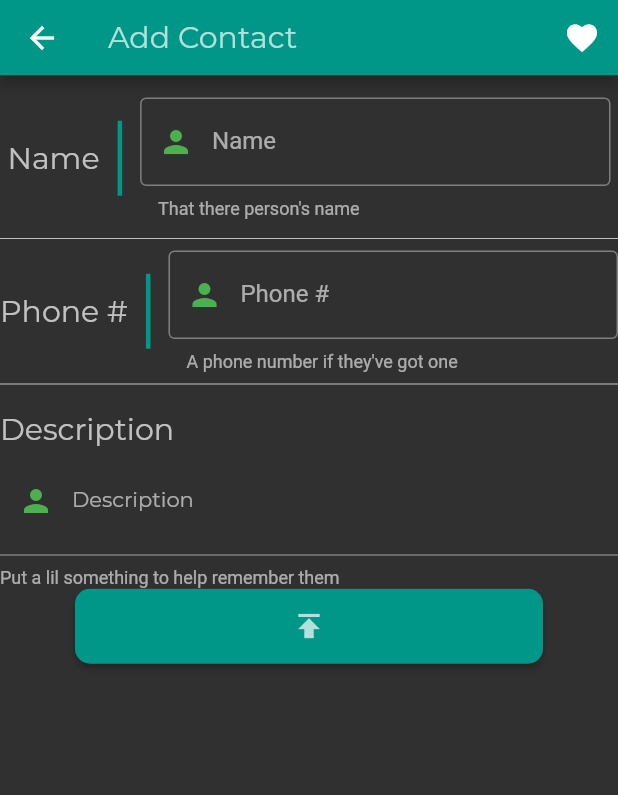
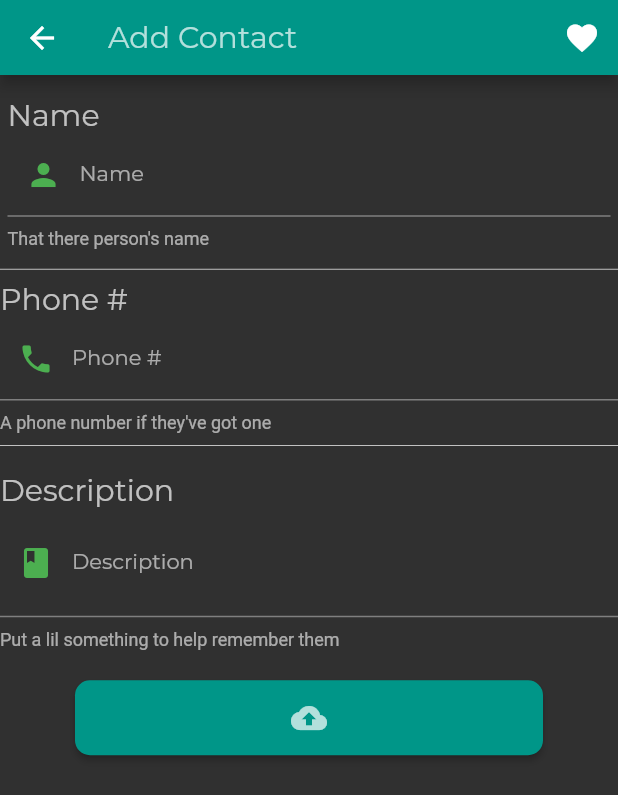
Before and after one commit to AneeshSaripalli/socialite, a Flutter app: the screen it shows after launch, after a tap on the "add" icon, on a phone screen of 412 x 824 dp. Shown: the top 795 px of the screen. Run offline on Flutter 3.47's test engine with Material 2 defaults, Android fonts, the phone set to English and light mode, and no system bars; our stand-ins replace cloud_firestore, random_string; accounts and stored records are empty; project files that could hold a hidden picture were left out.

```diff
--- a/lib/main.dart
+++ b/lib/main.dart
@@ -14,7 +14,7 @@ class MyApp extends StatelessWidget {
       initialRoute: "/",
       routes: {
         "/": (ctx) => ContactPage(),
-        "/add_contact": (ctx) => AddContact(),
+        "/add_contact": (ctx) => AddContactPage(),
       },
     );
   }
--- a/lib/pages/add_contact.dart
+++ b/lib/pages/add_contact.dart
@@ -4,20 +4,24 @@ import 'package:socialite/style/text_styles.dart';
 import '../database/firestore/firestore.dart';
 import '../models/contact.dart';
 import '../widgets/info_field_multi_line.dart';
-import '../widgets/info_field_single_line.dart';
 
-class AddContact extends StatefulWidget {
+/// AddContactPage Class
+class AddContactPage extends StatefulWidget {
   @override
-  _AddContactState createState() => _AddContactState();
+  _AddContactPageState createState() => _AddContactPageState();
 }
 
-class _AddContactState extends State<AddContact> {
-  InfoFieldSingleLine _nameField;
-  InfoFieldSingleLine _phoneField;
-  InfoFieldMultiLine _descriptionField;
+/// State class for AddContact. Deals with TextField input & FirestoreDB transaction
+class _AddContactPageState extends State<AddContactPage> {
+  // input fields on screen.
+  InfoFieldMultiLine _nameField; // contains full name of contact
+  InfoFieldMultiLine _phoneField; // contains phone number for contact
+  InfoFieldMultiLine _descriptionField; // contains description of person
 
-  bool waitingOnDBResponse = false;
-  bool dbResponseSuccess;
+  // state variables related to FirestoreDB transaction status
+  bool waitingOnDBResponse =
+      false; // whether or not a transaction is currently in progress
+  bool dbResponseSuccess; // signifies whether or not the db succeeded
 
   _handleUploadPress(BuildContext context) async {
     setState(() {
@@ -57,33 +61,38 @@ class _AddContactState extends State<AddContact> {
   }
 
   @override
+  @mustCallSuper
   void initState() {
-    print("Recreating AddContact");
-
     _descriptionField = InfoFieldMultiLine(
       labelString: "Description",
       inputLabelString: "Enter Contact Description",
       hintString:
           "Met this bro at that Starbucks down the street. Likes surfing & strong espressos.",
+      textInputType: TextInputType.multiline,
       textCapitalization: TextCapitalization.sentences,
       helperString: "Put a lil something to help remember them",
+      prefixIcon: Icons.book,
     );
 
-    _phoneField = InfoFieldSingleLine(
+    _phoneField = InfoFieldMultiLine(
       inputLabelString: "Enter Phone Number.",
       labelString: "Phone #",
       textInputType: TextInputType.number,
       hintString: "5555555555",
       helperString: "A phone number if they've got one",
+      prefixIcon: Icons.phone,
     );
-    _nameField = InfoFieldSingleLine(
+    _nameField = InfoFieldMultiLine(
       inputLabelString: "Enter Name.",
       labelString: "Name",
       textInputType: TextInputType.text,
       hintString: "John Doe",
       helperString: "That there person's name",
       textCapitalization: TextCapitalization.words,
+      prefixIcon: Icons.person,
     );
+
+    super.initState();
   }
 
   Widget _buildSubmitButton(BuildContext context) {
@@ -93,7 +102,7 @@ class _AddContactState extends State<AddContact> {
         borderRadius: BorderRadius.circular(10.0),
       ),
       textColor: Colors.white70,
-      child: Icon(Icons.publish),
+      child: Icon(Icons.cloud_upload),
       onPressed: () => _handleUploadPress(context),
     );
   }
@@ -116,7 +125,7 @@ class _AddContactState extends State<AddContact> {
             child: _buildSubmitButton(context),
             height: 50.0,
           ),
-          padding: EdgeInsets.symmetric(horizontal: 50.0),
+          padding: EdgeInsets.symmetric(horizontal: 50.0, vertical: 20.0),
         ),
       ],
     );
@@ -180,9 +189,7 @@ class _AddContactState extends State<AddContact> {
   Widget build(BuildContext ctx) {
     bool displayingOverlay = false;
 
-    Stack body = Stack(
-      children: <Widget>[_buildInputForm(ctx)],
-    );
+    Stack body = Stack(children: <Widget>[_buildInputForm(ctx)]);
 
     if (waitingOnDBResponse || dbResponseSuccess != null) {
       body.children.add(_dbOverlay(ctx));
--- a/lib/pages/contact_page.dart
+++ b/lib/pages/contact_page.dart
@@ -13,7 +13,7 @@ class ContactPage extends StatefulWidget {
 }
 
 class _ContactPageState extends State<ContactPage> {
-  List<Contact> contactList = [];
+  List<Contact> contactList;
   bool needToRefresh = true;
 
   List<Contact> genRandomContacts(int length) {
@@ -45,7 +45,12 @@ class _ContactPageState extends State<ContactPage> {
   }
 
   void _handleAddContactPress(BuildContext ctx) {
-    Navigator.pushNamed(ctx, '/add_contact');
+    Navigator.pushNamed(ctx, '/add_contact').then((value) {
+      setState(() {
+        needToRefresh = true;
+        _syncContactList();
+      });
+    });
   }
 
   FloatingActionButton _buildAddContactBtn(BuildContext ctx) {
@@ -77,12 +82,11 @@ class _ContactPageState extends State<ContactPage> {
   Widget _buildBody(BuildContext ctx) {
     Widget optionalContactList;
 
-    if (contactList.length == 0) {
+    if (contactList == null) {
       optionalContactList =
           Center(child: Container(child: CircularProgressIndicator()));
     } else {
-      optionalContactList =
-          ContactList(contacts: contactList.length == 0 ? [] : contactList);
+      optionalContactList = ContactList(contacts: contactList);
     }
 
     return Container(
--- a/lib/widgets/info_field_multi_line.dart
+++ b/lib/widgets/info_field_multi_line.dart
@@ -7,22 +7,30 @@ class InfoFieldMultiLine extends StatefulWidget {
   final String hintString;
   final String helperString;
 
+  final IconData prefixIcon;
+
+  final TextInputType textInputType;
+
   final int maxLength;
-
   final bool autocorrect;
 
   final TextCapitalization textCapitalization;
 
   String _infoData = "";
 
+  FocusNode nextFocus;
+
   InfoFieldMultiLine({
     @required this.labelString,
     @required this.inputLabelString,
+    @required this.prefixIcon,
     this.textCapitalization = TextCapitalization.none,
     this.autocorrect = false,
     this.maxLength = 200,
+    this.textInputType = TextInputType.text,
     this.helperString = 'Keep it short, this is just a demo.',
     this.hintString = 'Tell us about yourself',
+    this.nextFocus,
   });
 
   String get info {
@@ -44,7 +52,9 @@ class _InfoFieldStateMultiLine extends State<InfoFieldMultiLine> {
   }
 
   @override
-  void initState() {}
+  void initState() {
+    super.initState();
+  }
 
   Widget _buildMultiLine(
       BuildContext context, Widget descriptor, Widget input) {
@@ -66,7 +76,13 @@ class _InfoFieldStateMultiLine extends State<InfoFieldMultiLine> {
       onChanged: (String s) {
         onChange(s);
       },
-      keyboardType: TextInputType.multiline,
+      onSubmitted: (String submission) {
+        print("Submitted " + submission);
+        widget.nextFocus != null
+            ? FocusScope.of(context).requestFocus(widget.nextFocus)
+            : widget.nextFocus = null;
+      },
+      keyboardType: widget.textInputType,
       textCapitalization: widget.textCapitalization,
       autocorrect: widget.autocorrect,
       maxLines: null,
@@ -76,8 +92,8 @@ class _InfoFieldStateMultiLine extends State<InfoFieldMultiLine> {
         hintText: widget.hintString,
         helperText: widget.helperString,
         labelText: widget.labelString,
-        prefixIcon: const Icon(
-          Icons.person,
+        prefixIcon: Icon(
+          widget.prefixIcon,
           color: Colors.green,
         ),
       ),
--- a/lib/widgets/info_field_single_line.dart
+++ b/lib/widgets/info_field_single_line.dart
@@ -7,16 +7,20 @@ class InfoFieldSingleLine extends StatefulWidget {
   final String hintString;
   final String helperString;
 
+  final TextCapitalization textCapitalization;
+
   final TextInputType textInputType;
+
+  final IconData prefixIcon;
+
   final bool autocorrect;
-
-  final TextCapitalization textCapitalization;
 
   String _infoData = "";
 
   InfoFieldSingleLine({
     @required this.labelString,
     @required this.inputLabelString,
+    @required this.prefixIcon,
     this.textInputType = TextInputType.text,
     this.textCapitalization = TextCapitalization.none,
     this.autocorrect = false,
@@ -71,8 +75,8 @@ class _InfoFieldState extends State<InfoFieldSingleLine> {
           hintText: widget.hintString,
           helperText: widget.helperString,
           labelText: widget.labelString,
-          prefixIcon: const Icon(
-            Icons.person,
+          prefixIcon: Icon(
+            widget.prefixIcon,
             color: Colors.green,
           ),
         ),
@@ -80,8 +84,8 @@ class _InfoFieldState extends State<InfoFieldSingleLine> {
     );
 
     final Widget sep = Container(
-        height: 50.0,
-        width: 3.0,
+        height: 30.0,
+        width: 2.0,
         color: Colors.teal,
         margin: const EdgeInsets.symmetric(horizontal: 12.0));
 
```
Also changed, not shown: lib/database/firestore/firestore.dart (+27 -3 lines), lib/widgets/contact_view.dart (+105 -22 lines), lib/widgets/input_field.dart (added, +38 -0 lines).
